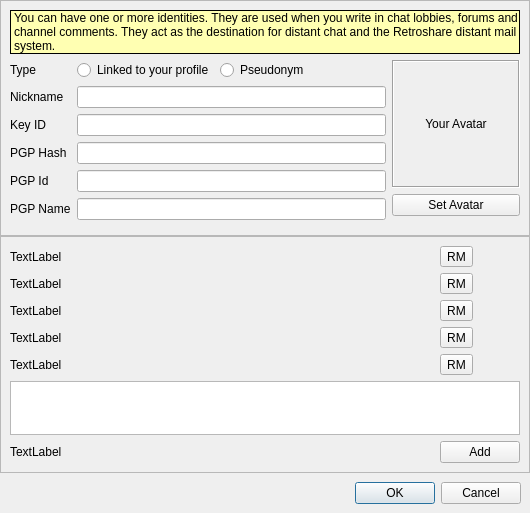
Qt form retroshare-gui/src/gui/Identity/IdEditDialog.ui (RetroShare/RetroShare) before a commit.
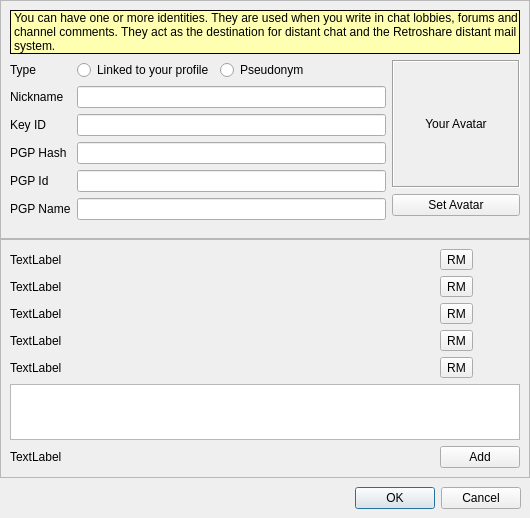
The same form after that commit. Icons and pictures are not drawn. Custom widgets are drawn as their Qt base class.

Commit message: Use a better icon for "linked to your profile"

Patch:
```diff
--- a/retroshare-gui/src/gui/Identity/IdEditDialog.ui
+++ b/retroshare-gui/src/gui/Identity/IdEditDialog.ui
@@ -7,7 +7,7 @@
     <x>0</x>
     <y>0</y>
     <width>530</width>
-    <height>513</height>
+    <height>518</height>
    </rect>
   </property>
   <property name="sizePolicy">
```
Left out of the diff: 2 changed lines with no effect on the pictures.
